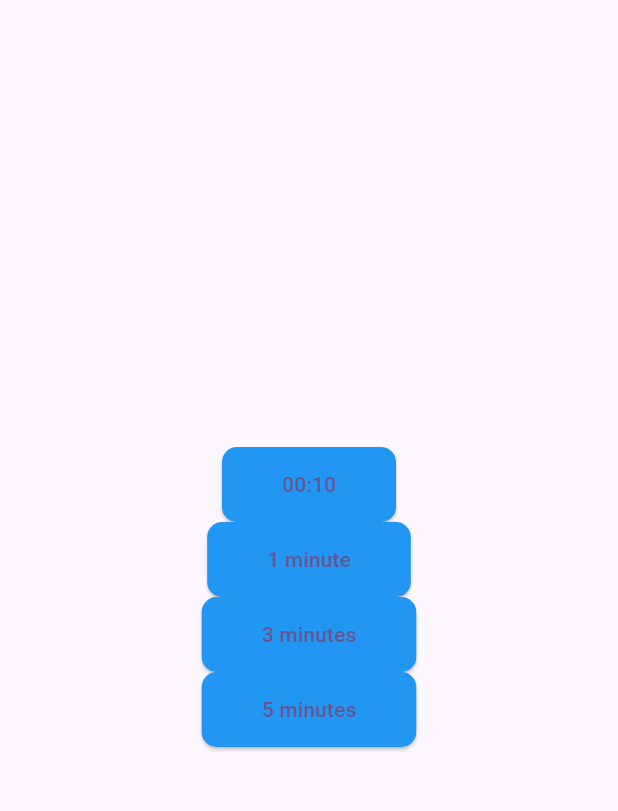
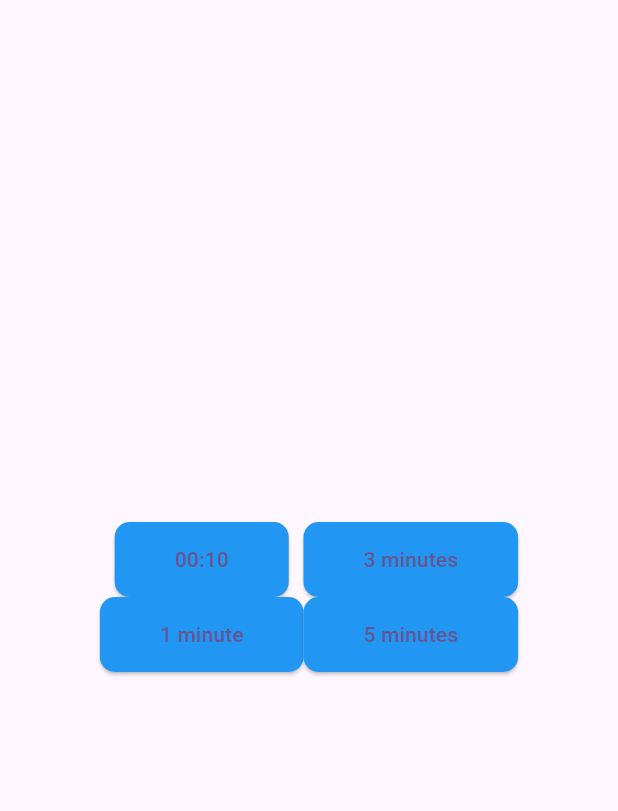
Before and after one commit to mr-perseus/fancy_timers, a Flutter app: the screen it shows after launch, on a phone screen of 412 x 824 dp, the part 63-874 px from its top. Run offline on Flutter 3.47's test engine with Material 2 defaults, Android fonts, the light colour scheme and no system bars; our stand-ins replace audioplayers.

Commit message:
improve rows / cols

```diff
--- a/lib/main.dart
+++ b/lib/main.dart
@@ -49,14 +49,23 @@
         title: const Text('Fancy Timers'),
       ),
       body: const Center(
-        child: Column(
+        child: Row(
           mainAxisAlignment: MainAxisAlignment.center,
           children: [
-            TimerButton(title: '00:10', duration: Duration(seconds: 10)),
-            TimerButton(title: '1 minute', duration: Duration(minutes: 1)),
-            TimerButton(title: '3 minutes', duration: Duration(minutes: 3)),
-            TimerButton(title: '5 minutes', duration: Duration(minutes: 5)),
-            // Add more TimerButton instances as needed
+            Column(
+              mainAxisAlignment: MainAxisAlignment.center,
+              children: [
+                TimerButton(title: '00:10', duration: Duration(seconds: 10)),
+                TimerButton(title: '1 minute', duration: Duration(minutes: 1)),
+              ],
+            ),
+            Column(
+              mainAxisAlignment: MainAxisAlignment.center,
+              children: [
+                TimerButton(title: '3 minutes', duration: Duration(minutes: 3)),
+                TimerButton(title: '5 minutes', duration: Duration(minutes: 5)),
+              ],
+            ),
           ],
         ),
       ),
```
